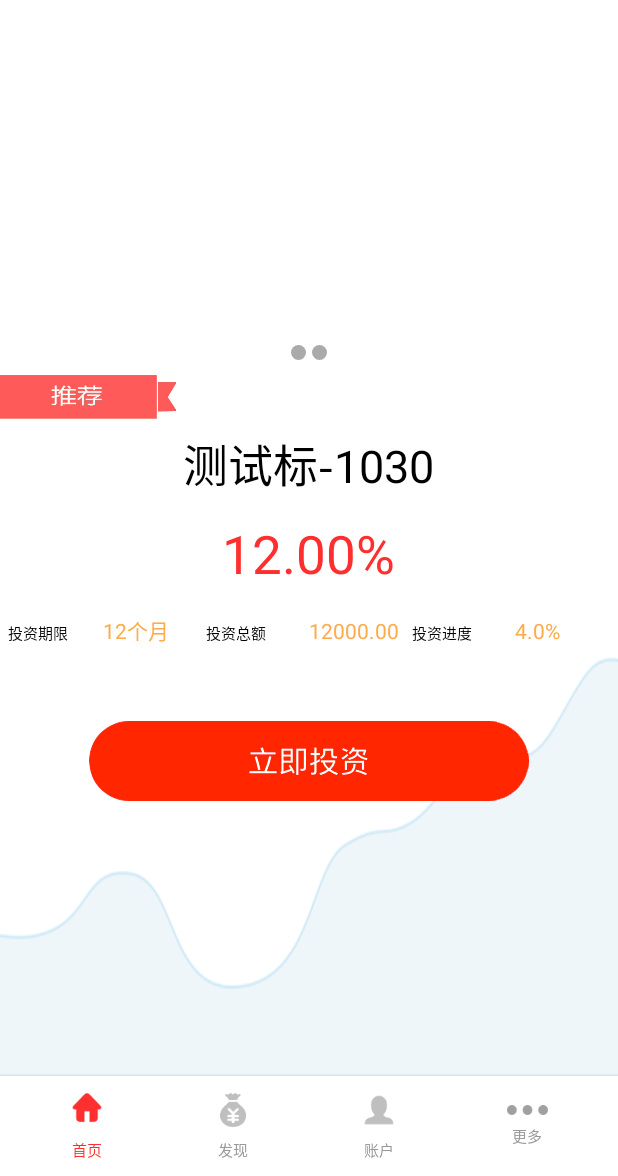
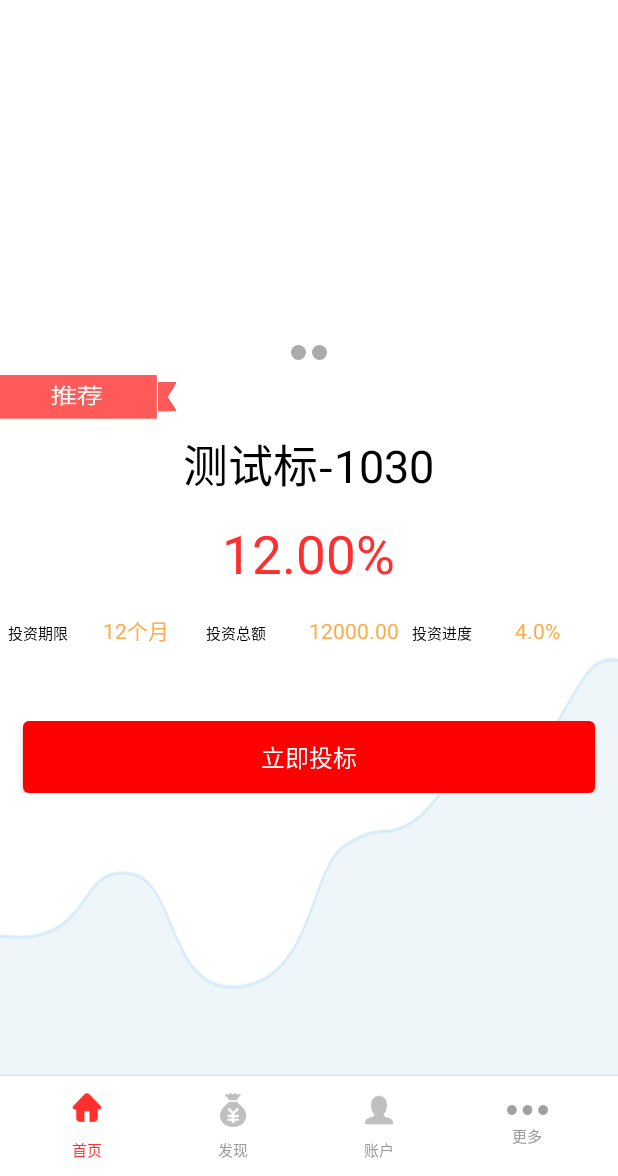
Before and after one commit to sunjingming/zjlc, an Android app: the ContentFragment screen opened directly, with no data from a screen before it, on a phone screen of 412 x 824 dp, the part 60-1236 px from its top. Run offline under Robolectric (Android 15) with nearby library versions, the phone set to English and light mode, and no system bars; our stand-ins replace CircleImageView; network calls fail; pictures from the network do not load.

Commit message:
调整首页按钮

```diff
--- a/app/src/main/java/com/example/administrator/zjlc/pager/HomePager.java
+++ b/app/src/main/java/com/example/administrator/zjlc/pager/HomePager.java
@@ -8,6 +8,7 @@ import android.support.v4.view.ViewPager;
 import android.util.Log;
 import android.view.View;
 import android.view.ViewGroup;
+import android.widget.Button;
 import android.widget.ImageView;
 import android.widget.TextView;
 
@@ -42,7 +43,7 @@ public class HomePager extends BasePager {
     private TextView tv_time;
     private TextView tv_ss;
     private TextView tv_jindu;
-    private ImageView iv_lijitouzi;
+    private Button iv_lijitouzi;
 
     private int oldPosition = 0;// 记录上一次点的位置
 
@@ -86,7 +87,7 @@ public class HomePager extends BasePager {
         tv_jindu = (TextView) view.findViewById(R.id.tv_jindu);
         tv_ss = (TextView) view.findViewById(R.id.tv_jindu);
         tv_time = (TextView) view.findViewById(R.id.tv_time);
-        iv_lijitouzi = (ImageView) view.findViewById(R.id.iv_lijitouzi);
+        iv_lijitouzi = (Button) view.findViewById(R.id.iv_lijitouzi);
 
         //代码实例化
         viewpager = (ViewPager) view.findViewById(R.id.viewpager_guide);
--- a/app/src/main/res/layout/homepager.xml
+++ b/app/src/main/res/layout/homepager.xml
@@ -166,11 +166,19 @@
             android:layout_width="match_parent"
             android:layout_height="wrap_content">
 
-               <ImageView
-                   android:id="@+id/iv_lijitouzi"
-                   android:background="@drawable/lijitouzi"
-                   android:layout_width="wrap_content"
-                   android:layout_height="match_parent" />
+            <Button
+                android:id="@+id/iv_lijitouzi"
+                android:layout_marginLeft="15dp"
+                android:layout_marginRight="15dp"
+                style="@style/SubmitButtonStyle"
+                android:text="立即投标"
+                android:layout_width="match_parent"
+                android:layout_height="wrap_content" />
+               <!--<ImageView-->
+                   <!--android:id="@+id/iv_lijitouzi"-->
+                   <!--android:background="@drawable/lijitouzi"-->
+                   <!--android:layout_width="wrap_content"-->
+                   <!--android:layout_height="match_parent" />-->
         </LinearLayout>
     </LinearLayout>
 
```
